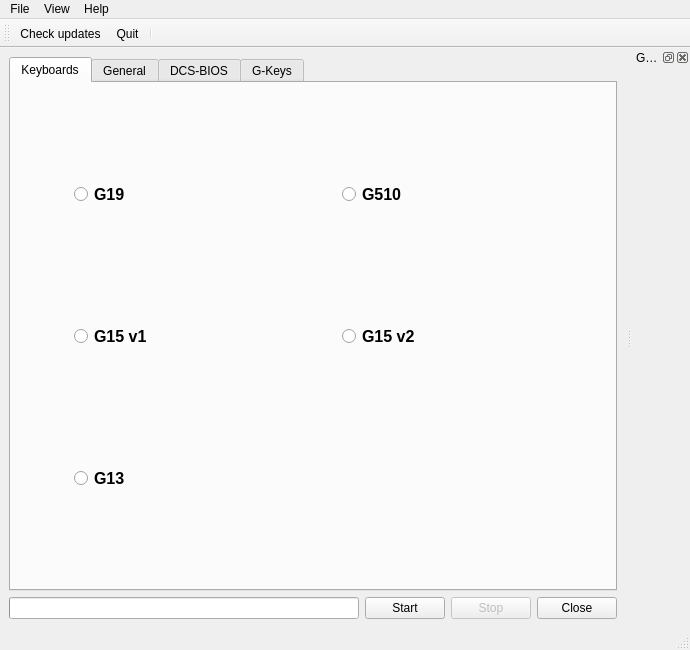
Qt form dcspy/ui/qtdcs.ui (emcek/dcspy) before a commit.
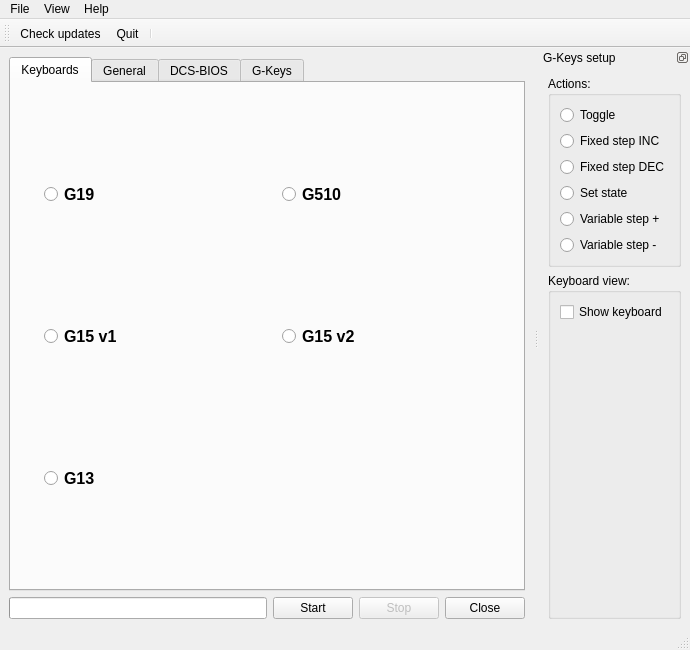
The same form after that commit. Icons and pictures are not drawn.

Commit message: Update G-Keys DockWidget

```diff
--- a/dcspy/ui/qtdcs.ui
+++ b/dcspy/ui/qtdcs.ui
@@ -708,13 +708,13 @@
     <bool>false</bool>
    </property>
    <property name="features">
-    <set>QDockWidget::DockWidgetClosable|QDockWidget::DockWidgetFloatable</set>
+    <set>QDockWidget::DockWidgetFloatable|QDockWidget::DockWidgetMovable</set>
    </property>
    <property name="allowedAreas">
     <set>Qt::NoDockWidgetArea</set>
    </property>
    <property name="windowTitle">
-    <string>G-Keys layout</string>
+    <string>G-Keys setup</string>
    </property>
    <attribute name="dockWidgetArea">
     <number>2</number>
@@ -722,10 +722,90 @@
    <widget class="QWidget" name="dockWidgetContents">
     <layout class="QVBoxLayout" name="verticalLayout_2">
      <item>
-      <widget class="QLabel" name="l_keyboard">
-       <property name="text">
-        <string/>
+      <widget class="QGroupBox" name="groupBox_5">
+       <property name="title">
+        <string>Actions:</string>
        </property>
+       <layout class="QVBoxLayout" name="verticalLayout_3">
+        <item>
+         <widget class="QRadioButton" name="rb_toggle">
+          <property name="text">
+           <string>Toggle</string>
+          </property>
+         </widget>
+        </item>
+        <item>
+         <widget class="QRadioButton" name="rb_fixed_step_inc">
+          <property name="text">
+           <string>Fixed step INC</string>
+          </property>
+         </widget>
+        </item>
+        <item>
+         <widget class="QRadioButton" name="rb_fixed_step_dec">
+          <property name="text">
+           <string>Fixed step DEC</string>
+          </property>
+         </widget>
+        </item>
+        <item>
+         <widget class="QRadioButton" name="rb_set_state">
+          <property name="text">
+           <string>Set state</string>
+          </property>
+         </widget>
+        </item>
+        <item>
+         <widget class="QRadioButton" name="rb_variable_step_plus">
+          <property name="text">
+           <string>Variable step +</string>
+          </property>
+         </widget>
+        </item>
+        <item>
+         <widget class="QRadioButton" name="rb_variable_step_minus">
+          <property name="text">
+           <string>Variable step -</string>
+          </property>
+         </widget>
+        </item>
+       </layout>
+      </widget>
+     </item>
+     <item>
+      <widget class="QGroupBox" name="groupBox_6">
+       <property name="title">
+        <string>Keyboard view:</string>
+       </property>
+       <layout class="QVBoxLayout" name="verticalLayout_4">
+        <item>
+         <widget class="QCheckBox" name="ch_show_keyboard">
+          <property name="text">
+           <string>Show keyboard</string>
+          </property>
+         </widget>
+        </item>
+        <item>
+         <spacer name="verticalSpacer">
+          <property name="orientation">
+           <enum>Qt::Vertical</enum>
+          </property>
+          <property name="sizeHint" stdset="0">
+           <size>
+            <width>20</width>
+            <height>40</height>
+           </size>
+          </property>
+         </spacer>
+        </item>
+        <item>
+         <widget class="QLabel" name="l_keyboard">
+          <property name="text">
+           <string/>
+          </property>
+         </widget>
+        </item>
+       </layout>
       </widget>
      </item>
     </layout>
```
Left out of the diff: 20 changed lines with no effect on the pictures. The commit also changes 1 other file.
